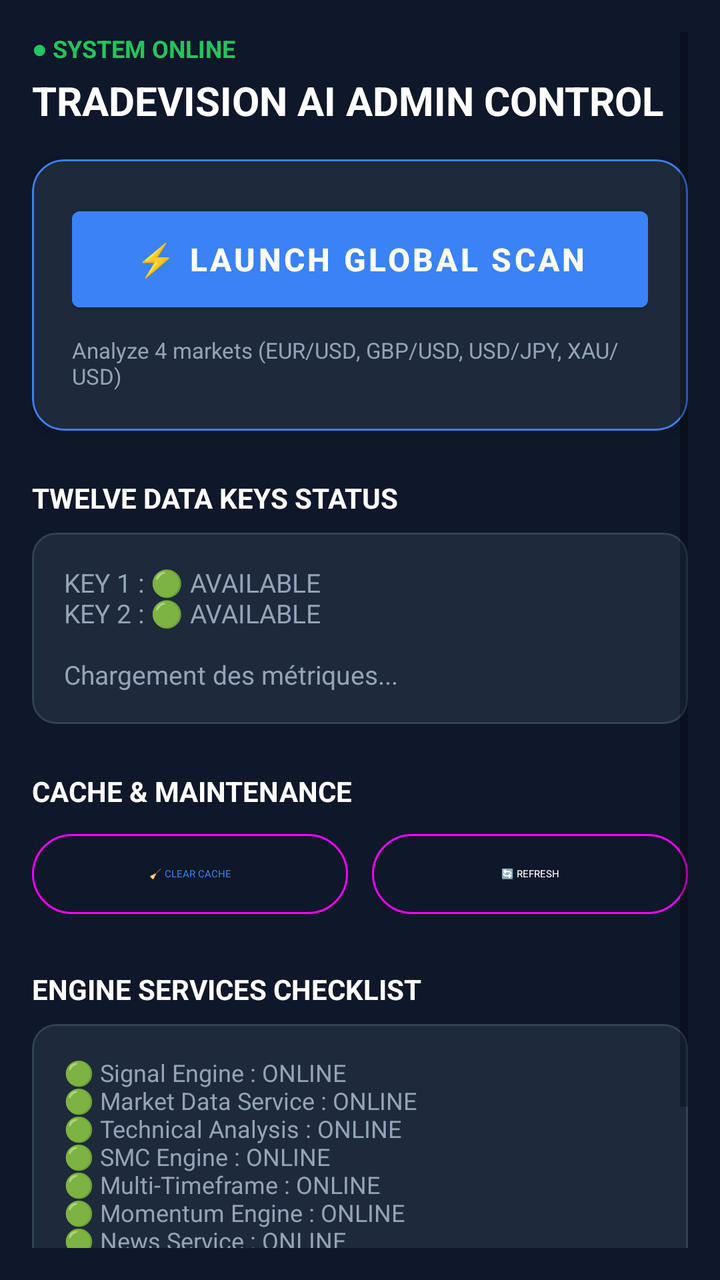
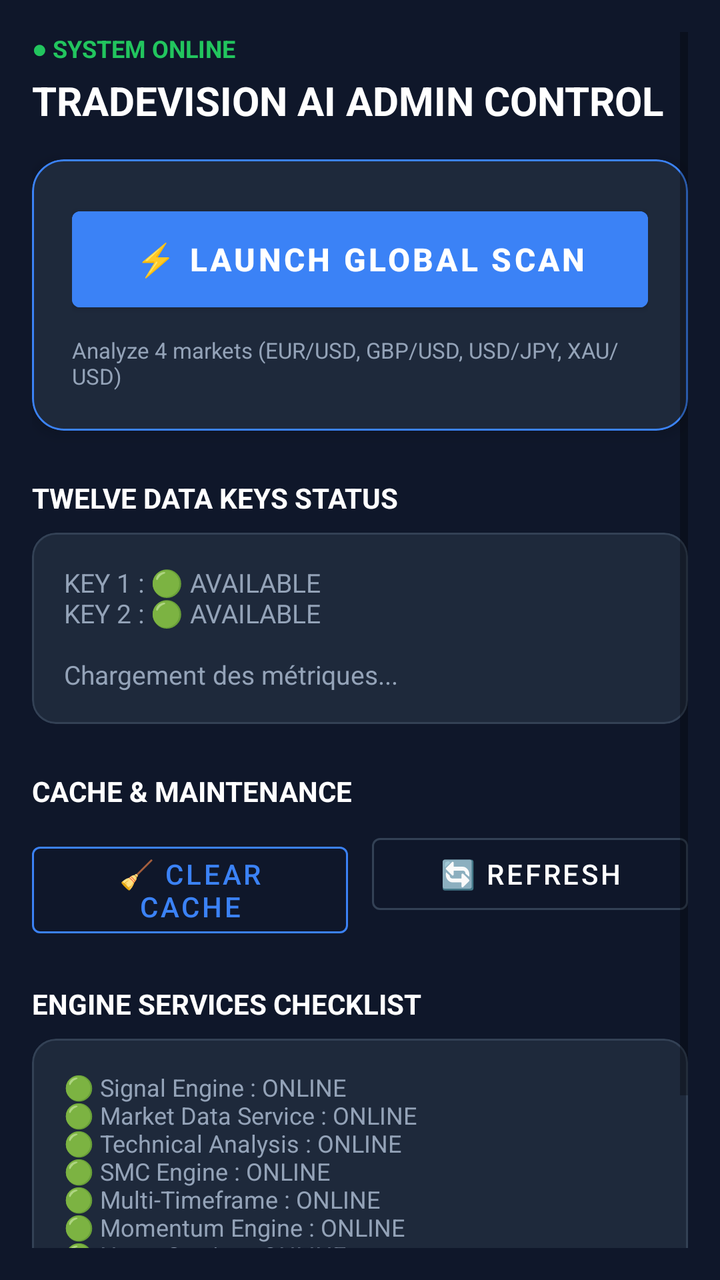

Compare the two renders of this Android layout. The source of the first and the diff that turns it into the second are given below.
<!-- AndroidManifest.xml: application theme Theme.TradeVisionAI -->
<!-- res/layout/fragment_admin_control.xml -->
<?xml version="1.0" encoding="utf-8"?>
<ScrollView xmlns:android="http://schemas.android.com/apk/res/android"
    xmlns:app="http://schemas.android.com/apk/res-auto"
    android:layout_width="match_parent"
    android:layout_height="match_parent"
    android:background="@color/bg_main"
    android:padding="16dp">

    <LinearLayout
        android:layout_width="match_parent"
        android:layout_height="wrap_content"
        android:orientation="vertical">

        
        <TextView
            android:id="@+id/tvSystemStatus"
            android:layout_width="wrap_content"
            android:layout_height="wrap_content"
            android:text="● SYSTEM ONLINE"
            android:textColor="@color/signal_buy"
            android:textSize="12sp"
            android:textStyle="bold" />

        <TextView
            android:layout_width="wrap_content"
            android:layout_height="wrap_content"
            android:layout_marginTop="4dp"
            android:text="TRADEVISION AI ADMIN CONTROL"
            android:textColor="@color/text_main"
            android:textSize="20sp"
            android:textStyle="bold" />

        
        <com.google.android.material.card.MaterialCardView
            android:layout_width="match_parent"
            android:layout_height="wrap_content"
            android:layout_marginTop="16dp"
            app:cardBackgroundColor="@color/bg_card"
            app:cardCornerRadius="16dp"
            app:cardElevation="4dp"
            app:strokeColor="@color/admin_accent"
            app:strokeWidth="1dp">

            <LinearLayout
                android:layout_width="match_parent"
                android:layout_height="wrap_content"
                android:gravity="center"
                android:orientation="vertical"
                android:padding="20dp">

                <Button
                    android:id="@+id/btnScanAll"
                    android:layout_width="match_parent"
                    android:layout_height="60dp"
                    android:backgroundTint="@color/admin_accent"
                    android:text="⚡ LAUNCH GLOBAL SCAN"
                    android:textColor="@color/text_main"
                    android:textSize="16sp"
                    android:textStyle="bold" />

                <TextView
                    android:layout_width="wrap_content"
                    android:layout_height="wrap_content"
                    android:layout_marginTop="8dp"
                    android:text="Analyze 4 markets (EUR/USD, GBP/USD, USD/JPY, XAU/USD)"
                    android:textColor="@color/text_secondary"
                    android:textSize="11sp" />
            </LinearLayout>
        </com.google.android.material.card.MaterialCardView>

        
        <TextView
            android:layout_width="wrap_content"
            android:layout_height="wrap_content"
            android:layout_marginTop="24dp"
            android:text="TWELVE DATA KEYS STATUS"
            android:textColor="@color/text_main"
            android:textSize="14sp"
            android:textStyle="bold" />

        <com.google.android.material.card.MaterialCardView
            android:layout_width="match_parent"
            android:layout_height="wrap_content"
            android:layout_marginTop="8dp"
            app:cardBackgroundColor="@color/bg_card"
            app:cardCornerRadius="12dp"
            app:strokeColor="@color/bg_border"
            app:strokeWidth="1dp">

            <TextView
                android:id="@+id/tvKeysStatus"
                android:layout_width="match_parent"
                android:layout_height="wrap_content"
                android:padding="16dp"
                android:text="KEY 1 : 🟢 AVAILABLE\nKEY 2 : 🟢 AVAILABLE\n\nChargement des métriques..."
                android:textColor="@color/text_secondary"
                android:textSize="13sp" />
        </com.google.android.material.card.MaterialCardView>

        
        <TextView
            android:layout_width="wrap_content"
            android:layout_height="wrap_content"
            android:layout_marginTop="24dp"
            android:text="CACHE &amp; MAINTENANCE"
            android:textColor="@color/text_main"
            android:textSize="14sp"
            android:textStyle="bold" />

        <LinearLayout
            android:layout_width="match_parent"
            android:layout_height="wrap_content"
            android:layout_marginTop="8dp"
            android:orientation="horizontal">

            <Button
                android:id="@+id/btnClearCache"
                style="@style/Widget.Material3.Button.OutlinedButton"
                android:layout_width="0dp"
                android:layout_height="wrap_content"
                android:layout_weight="1"
                android:text="🧹 CLEAR CACHE"
                android:textColor="@color/admin_accent" />

            <Space
                android:layout_width="12dp"
                android:layout_height="wrap_content" />

            <Button
                android:id="@+id/btnRefreshMetrics"
                style="@style/Widget.Material3.Button.OutlinedButton"
                android:layout_width="0dp"
                android:layout_height="wrap_content"
                android:layout_weight="1"
                android:text="🔄 REFRESH"
                android:textColor="@color/text_main" />
        </LinearLayout>

        
        <TextView
            android:layout_width="wrap_content"
            android:layout_height="wrap_content"
            android:layout_marginTop="24dp"
            android:text="ENGINE SERVICES CHECKLIST"
            android:textColor="@color/text_main"
            android:textSize="14sp"
            android:textStyle="bold" />

        <com.google.android.material.card.MaterialCardView
            android:layout_width="match_parent"
            android:layout_height="wrap_content"
            android:layout_marginTop="8dp"
            android:layout_marginBottom="24dp"
            app:cardBackgroundColor="@color/bg_card"
            app:cardCornerRadius="12dp"
            app:strokeColor="@color/bg_border"
            app:strokeWidth="1dp">

            <TextView
                android:layout_width="match_parent"
                android:layout_height="wrap_content"
                android:padding="16dp"
                android:text="🟢 Signal Engine : ONLINE\n🟢 Market Data Service : ONLINE\n🟢 Technical Analysis : ONLINE\n🟢 SMC Engine : ONLINE\n🟢 Multi-Timeframe : ONLINE\n🟢 Momentum Engine : ONLINE\n🟢 News Service : ONLINE\n🟢 Calendar Service : ONLINE\n🟢 AI Confirmation : ONLINE\n🟢 Firebase Push : ONLINE\n🟢 PostgreSQL Database : ONLINE"
                android:textColor="@color/text_secondary"
                android:textSize="12sp" />
        </com.google.android.material.card.MaterialCardView>

    </LinearLayout>
</ScrollView>
<!-- resources referenced by this layout -->
<resources>
  <color name="admin_accent">#3B82F6</color>
  <color name="bg_border">#334155</color>
  <color name="bg_card">#1E293B</color>
  <color name="bg_main">#0F172A</color>
  <color name="signal_buy">#22C55E</color>
  <color name="text_main">#FFFFFF</color>
  <color name="text_secondary">#94A3B8</color>
  <style name="Theme.TradeVisionAI" parent="Theme.MaterialComponents.DayNight.NoActionBar">
          
          
          <item name="colorPrimary">@color/admin_accent</item>
          <item name="colorOnPrimary">@color/text_main</item>
          <item name="android:windowBackground">@color/bg_main</item>
          <item name="colorSurface">@color/bg_card</item>
          <item name="colorOnSurface">@color/text_main</item>
  
          
          <item name="android:statusBarColor">@color/bg_main</item>
          <item name="android:windowLightStatusBar">false</item>
          
      </style>
</resources>

<!-- the commit's change to res/layout/fragment_admin_control.xml (unified diff, before → after) -->
@@ -11,7 +11,6 @@
         android:layout_height="wrap_content"
         android:orientation="vertical">
 
-        
         <TextView
             android:id="@+id/tvSystemStatus"
             android:layout_width="wrap_content"
@@ -30,7 +29,6 @@
             android:textSize="20sp"
             android:textStyle="bold" />
 
-        
         <com.google.android.material.card.MaterialCardView
             android:layout_width="match_parent"
             android:layout_height="wrap_content"
@@ -68,7 +66,6 @@
             </LinearLayout>
         </com.google.android.material.card.MaterialCardView>
 
-        
         <TextView
             android:layout_width="wrap_content"
             android:layout_height="wrap_content"
@@ -97,7 +94,6 @@
                 android:textSize="13sp" />
         </com.google.android.material.card.MaterialCardView>
 
-        
         <TextView
             android:layout_width="wrap_content"
             android:layout_height="wrap_content"
@@ -113,30 +109,31 @@
             android:layout_marginTop="8dp"
             android:orientation="horizontal">
 
-            <Button
+            <com.google.android.material.button.MaterialButton
                 android:id="@+id/btnClearCache"
-                style="@style/Widget.Material3.Button.OutlinedButton"
+                style="?attr/materialButtonOutlinedStyle"
                 android:layout_width="0dp"
                 android:layout_height="wrap_content"
                 android:layout_weight="1"
                 android:text="🧹 CLEAR CACHE"
-                android:textColor="@color/admin_accent" />
+                android:textColor="@color/admin_accent"
+                app:strokeColor="@color/admin_accent" />
 
             <Space
                 android:layout_width="12dp"
                 android:layout_height="wrap_content" />
 
-            <Button
+            <com.google.android.material.button.MaterialButton
                 android:id="@+id/btnRefreshMetrics"
-                style="@style/Widget.Material3.Button.OutlinedButton"
+                style="?attr/materialButtonOutlinedStyle"
                 android:layout_width="0dp"
                 android:layout_height="wrap_content"
                 android:layout_weight="1"
                 android:text="🔄 REFRESH"
-                android:textColor="@color/text_main" />
+                android:textColor="@color/text_main"
+                app:strokeColor="@color/bg_border" />
         </LinearLayout>
 
-        
         <TextView
             android:layout_width="wrap_content"
             android:layout_height="wrap_content"
